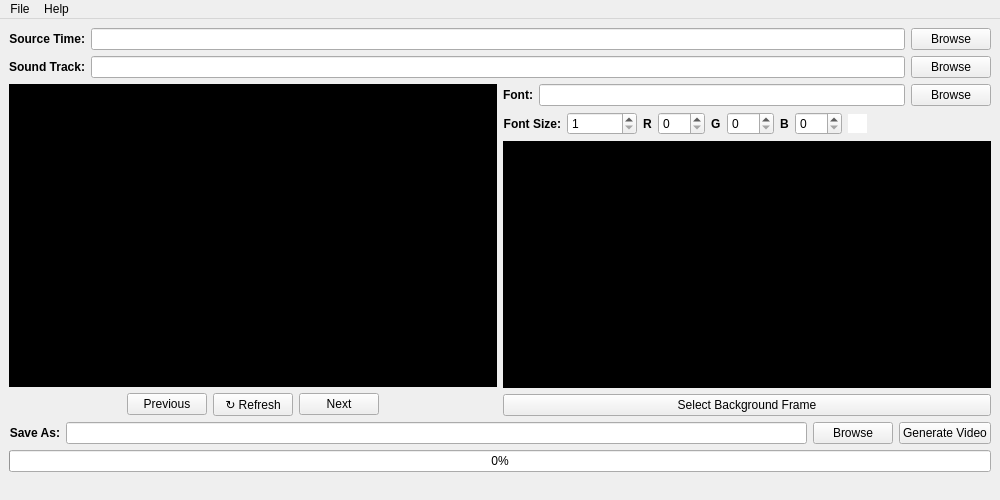
dgaiero/SubVid, file layouts/main_dialog.ui: the form before one commit.
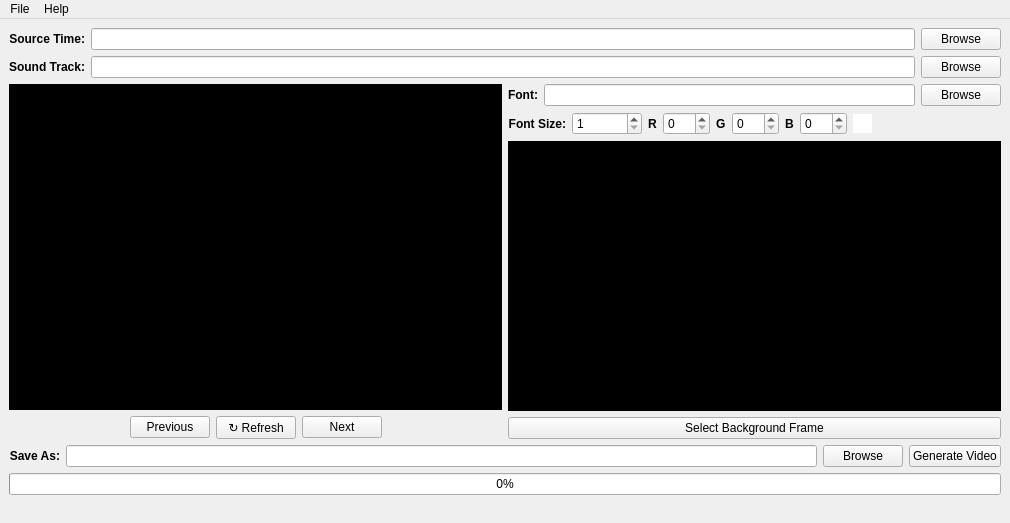
The form after the commit. Icons and pictures are not drawn.

The edit to the form file:
```diff
--- a/layouts/main_dialog.ui
+++ b/layouts/main_dialog.ui
@@ -12,8 +12,8 @@
    <rect>
     <x>0</x>
     <y>0</y>
-    <width>1000</width>
-    <height>500</height>
+    <width>1010</width>
+    <height>523</height>
    </rect>
   </property>
   <property name="sizePolicy">
@@ -624,8 +624,8 @@
     <rect>
      <x>0</x>
      <y>0</y>
-     <width>1000</width>
-     <height>20</height>
+     <width>1010</width>
+     <height>22</height>
     </rect>
    </property>
    <property name="nativeMenuBar">
```
